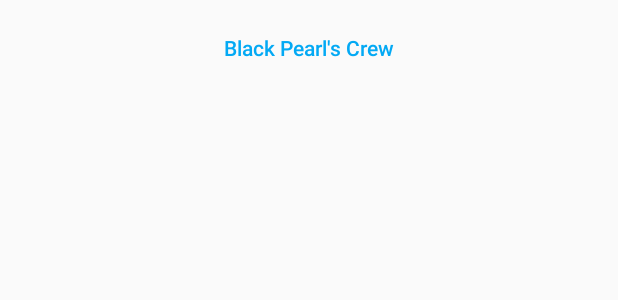
After one commit to pierre-binauld/streetwars-android, an Android app: the layout row_team.xml on its own in the app's theme, with its tools: preview values and no code run, on a phone screen of 412 x 824 dp. The commit adds this screen. Shown: the top 300 px of the screen. Run offline under Robolectric (Android 15) with nearby library versions, the phone set to English and light mode, and no system bars.

Commit message:
Show contract team

```diff
--- a/app/src/main/java/fr/streetgames/streetwars/app/activities/MainActivity.java
+++ b/app/src/main/java/fr/streetgames/streetwars/app/activities/MainActivity.java
@@ -74,7 +74,7 @@ public class MainActivity extends AppCompatActivity
 
         // Manage fragment
         if (savedInstanceState == null) {
-            switchToWaterCodeFragment();
+            switchToContractFragment();
         } else {
             FragmentManager fragmentManager = getSupportFragmentManager();
             mFragment = fragmentManager.findFragmentByTag(WaterCodeFragment.TAG);
--- a/app/src/main/java/fr/streetgames/streetwars/app/fragments/ContractFragment.java
+++ b/app/src/main/java/fr/streetgames/streetwars/app/fragments/ContractFragment.java
@@ -39,6 +39,7 @@ public class ContractFragment extends Fragment implements LoaderManager.LoaderCa
     @Override
     public View onCreateView(LayoutInflater inflater, ViewGroup container,
                              Bundle savedInstanceState) {
+        // TODO 19:9 aspect ratio
         return inflater.inflate(R.layout.fragment_contract, container, false);
     }
 
--- a/app/src/main/java/fr/streetgames/streetwars/content/contract/StreetWarsContract.java
+++ b/app/src/main/java/fr/streetgames/streetwars/content/contract/StreetWarsContract.java
@@ -3,11 +3,11 @@ package fr.streetgames.streetwars.content.contract;
 import android.net.Uri;
 
 import fr.streetgames.streetwars.BuildConfig;
-import fr.streetgames.streetwars.R;
 import fr.streetgames.streetwars.database.PlayerColumns;
 import fr.streetgames.streetwars.database.RuleColumns;
 import fr.streetgames.streetwars.database.TargetColumns;
 import fr.streetgames.streetwars.database.TeamColumns;
+import fr.streetgames.streetwars.database.TypeColumns;
 
 public class StreetWarsContract {
 
@@ -58,7 +58,9 @@ public class StreetWarsContract {
         String CONTENT_TYPE = CONTENT_TYPE_BASE + PATH_TEAM;
     }
 
-    public interface Target extends TargetColumns {
+    public interface Target extends TargetColumns, TypeColumns {
+
+        String TEAM_NAME = TeamColumns.NAME;
 
         Uri CONTENT_URI = BASE_URI.buildUpon()
                 .appendPath(PATH_TARGET)
--- a/app/src/main/res/layout/fragment_contract.xml
+++ b/app/src/main/res/layout/fragment_contract.xml
@@ -29,7 +29,7 @@
         android:layout_height="match_parent"
         android:clipToPadding="false"
         android:padding="4dp"
-        tools:listitem="@layout/row_contract"
+        tools:listitem="@layout/row_target"
         app:layout_behavior="@string/appbar_scrolling_view_behavior"/>
 
 </android.support.design.widget.CoordinatorLayout>
--- /dev/null
+++ b/app/src/main/res/layout/row_team.xml
@@ -0,0 +1,22 @@
+<?xml version="1.0" encoding="utf-8"?>
+<LinearLayout xmlns:android="http://schemas.android.com/apk/res/android"
+    xmlns:tools="http://schemas.android.com/tools"
+    android:layout_width="match_parent"
+    android:layout_height="48dp"
+    android:layout_marginTop="8dp"
+    android:orientation="vertical"
+    android:gravity="center">
+
+    <TextView
+        android:id="@+id/name"
+        android:layout_width="wrap_content"
+        android:layout_height="wrap_content"
+        android:layout_marginStart="16dp"
+        android:layout_marginLeft="16dp"
+        android:layout_marginEnd="16dp"
+        android:layout_marginRight="16dp"
+        style="@style/TextAppearance.AppCompat.Body2"
+        android:textColor="@color/colorPrimary"
+        tools:text="Black Pearl's Crew"/>
+
+</LinearLayout>
```
Also changed, not shown: app/src/main/java/fr/streetgames/streetwars/content/StreetWarsContentProviderHelper.java (+4 -9 lines), app/src/main/java/fr/streetgames/streetwars/database/TypeColumns.java (added, +10 -0 lines), app/src/main/java/fr/streetgames/streetwars/widget/TargetAdapter.java (+103 -23 lines), app/src/main/res/layout/row_target.xml (renamed from app/src/main/res/layout/row_contract.xml).
